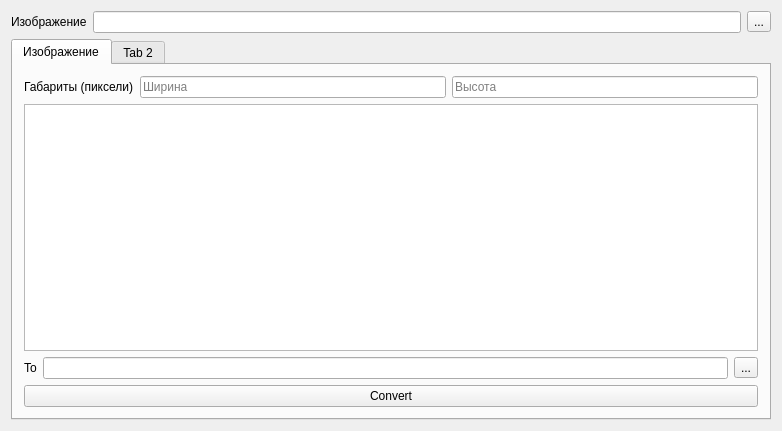
First picture: the form in cpp-client/LED-T/mainwindow.ui, repository abriko93/LED-T, before the edit.
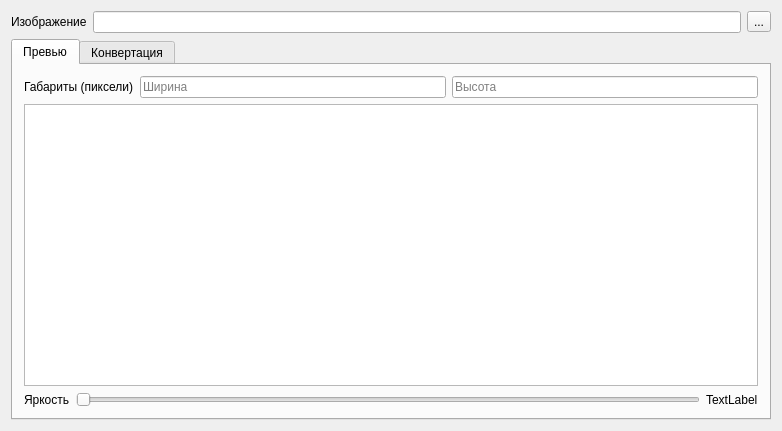
Second picture: the form after the edit.

What changed in the file:
```diff
--- a/cpp-client/LED-T/mainwindow.ui
+++ b/cpp-client/LED-T/mainwindow.ui
@@ -43,7 +43,7 @@
       </property>
       <widget class="QWidget" name="tab">
        <attribute name="title">
-        <string>Изображение</string>
+        <string>Превью</string>
        </attribute>
        <layout class="QVBoxLayout" name="verticalLayout_2">
         <item>
@@ -85,34 +85,40 @@
           <item>
            <widget class="QLabel" name="label_2">
             <property name="text">
-             <string>To</string>
+             <string>Яркость</string>
             </property>
            </widget>
           </item>
           <item>
-           <widget class="QLineEdit" name="toLineEdit"/>
+           <widget class="QSlider" name="brightnessSlider">
+            <property name="maximum">
+             <number>255</number>
+            </property>
+            <property name="orientation">
+             <enum>Qt::Horizontal</enum>
+            </property>
+            <property name="invertedControls">
+             <bool>false</bool>
+            </property>
+            <property name="tickInterval">
+             <number>0</number>
+            </property>
+           </widget>
           </item>
           <item>
-           <widget class="QToolButton" name="toToolBtn">
+           <widget class="QLabel" name="brightnessLbl">
             <property name="text">
-             <string>...</string>
+             <string>TextLabel</string>
             </property>
            </widget>
           </item>
          </layout>
         </item>
-        <item>
-         <widget class="QPushButton" name="convertBtn">
-          <property name="text">
-           <string>Convert</string>
-          </property>
-         </widget>
-        </item>
        </layout>
       </widget>
       <widget class="QWidget" name="tab_2">
        <attribute name="title">
-        <string>Tab 2</string>
+        <string>Конвертация</string>
        </attribute>
       </widget>
      </widget>
```
